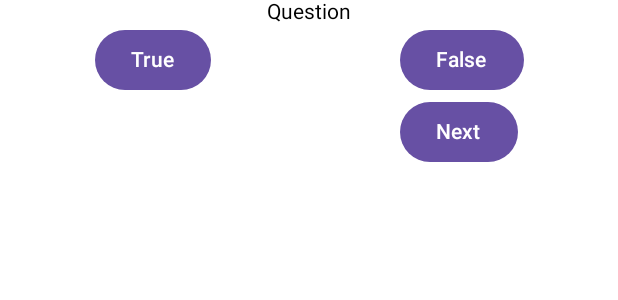
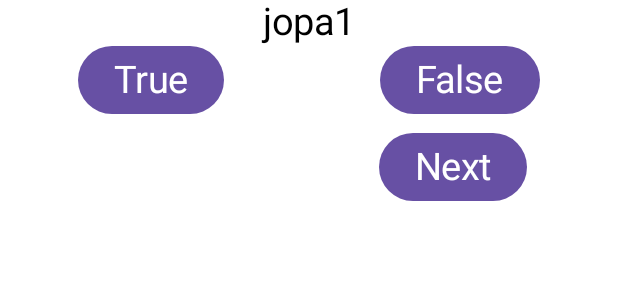
Before and after one commit to ZeroLog/Lab_3, an Android app built with Jetpack Compose: the @Preview function GreetingPreview, on a phone screen of 412 x 824 dp. Shown: the top 300 px of the screen. Run offline under Robolectric (Android 15) with nearby library versions, the phone set to English and light mode, and no system bars.

Commit message:
Added next button logic

```diff
--- a/app/src/main/java/com/example/lab_3/MainActivity.kt
+++ b/app/src/main/java/com/example/lab_3/MainActivity.kt
@@ -18,13 +18,17 @@ import androidx.compose.material3.MaterialTheme
 import androidx.compose.material3.Surface
 import androidx.compose.material3.Text
 import androidx.compose.runtime.Composable
+import androidx.compose.runtime.mutableStateOf
+import androidx.compose.runtime.remember
 import androidx.compose.ui.Alignment
 import androidx.compose.ui.Modifier
 import androidx.compose.ui.graphics.Color
 import androidx.compose.ui.layout.VerticalAlignmentLine
 import androidx.compose.ui.node.modifierElementOf
+import androidx.compose.ui.text.TextStyle
 import androidx.compose.ui.tooling.preview.Preview
 import androidx.compose.ui.unit.dp
+import androidx.compose.ui.unit.sp
 import com.example.lab_3.ui.theme.Lab_3Theme
 
 class MainActivity : ComponentActivity() {
@@ -41,10 +45,20 @@ class MainActivity : ComponentActivity() {
 @Preview(showBackground = true)
 @Composable
 fun GreetingPreview() {
+var test = remember {
+    mutableStateOf(0)
+}
+    var qtext = remember {
+        mutableStateOf("jopa1")
+    }
+    var q1 = "jopa1"
+    var q2 = "jopa2"
+    var q3 = "jopa3"
 
     Column(
         modifier = Modifier
             .fillMaxWidth()
+            .fillMaxHeight()
     ) {
 
         Row(
@@ -53,7 +67,7 @@ fun GreetingPreview() {
             modifier = Modifier
                 .fillMaxWidth()
         ) {
-            Text(text = "Question")
+            Text(text = qtext.value, style= TextStyle(fontSize = 25.sp))
         }
         Row(
             horizontalArrangement = Arrangement.SpaceAround,
@@ -61,20 +75,27 @@ fun GreetingPreview() {
                 .fillMaxWidth()
             ) {
             Button(onClick = { /*TODO*/ }) {
-                Text(text = "True")
+                Text(text = "True", style= TextStyle(fontSize = 25.sp))
             }
             Button(onClick = { /*TODO*/ }) {
-                Text(text = "False")
+                Text(text = "False", style= TextStyle(fontSize = 25.sp))
             }
         }
         Row(
             horizontalArrangement = Arrangement.Center,
             modifier = Modifier
                 .fillMaxWidth()
-                .offset(x = 100.dp)
+                .offset(x = 96.dp, y = 10.dp)
         ) {
-            Button(onClick = { /*TODO*/ }) {
-                Text(text = "Next")
+            Button(onClick = {
+                test.value = (test.value + 1) % 3
+                when(test.value) {
+                    0 -> qtext.value = q1
+                    1 -> qtext.value = q2
+                    2 -> qtext.value = q3
+                }
+            }) {
+                Text(text = "Next", style= TextStyle(fontSize = 25.sp))
             }
 
         }
```
